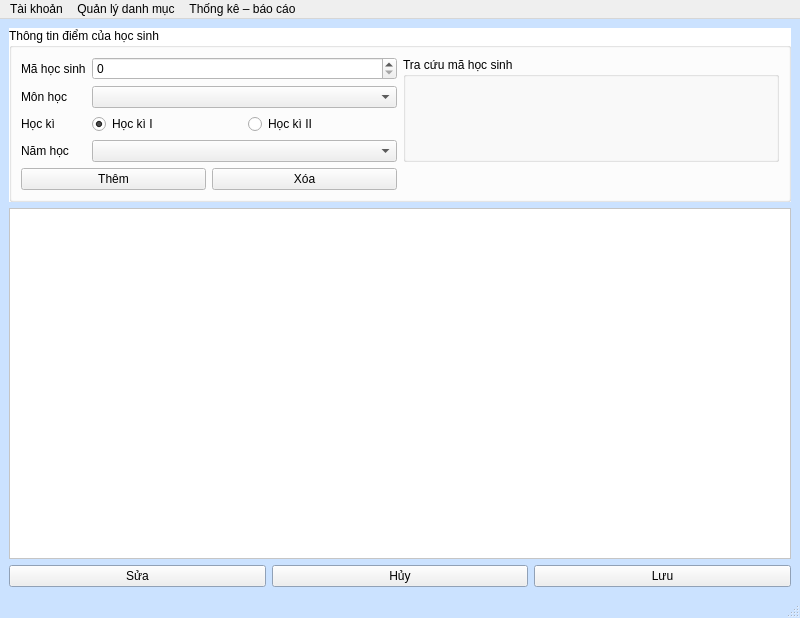
vumari/HongGrader, file HongGrader/quanlydiem.ui: the form before one commit.
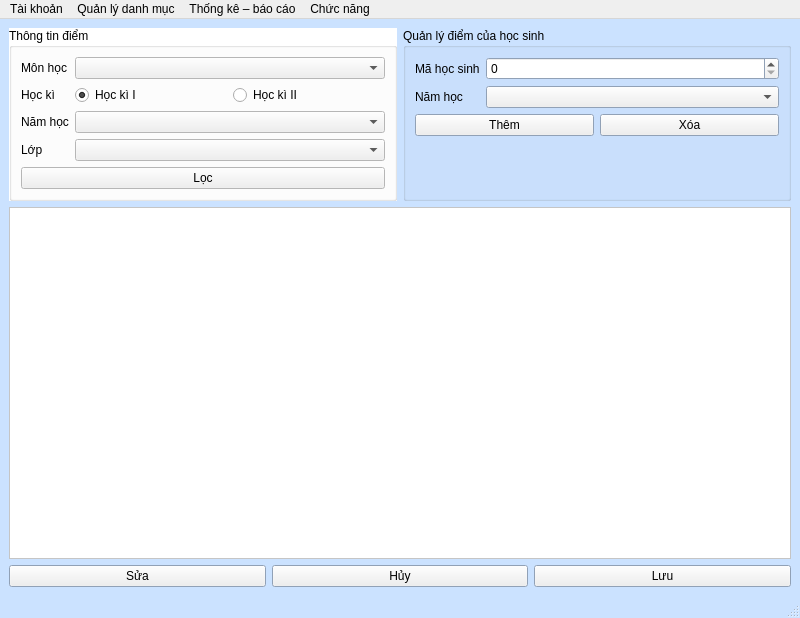
The form after the commit. Custom widgets are drawn as their Qt base class.

The edit to the form file:
```diff
--- a/HongGrader/quanlydiem.ui
+++ b/HongGrader/quanlydiem.ui
@@ -60,8 +60,8 @@
    <string>Quản lý điểm – HongGrader</string>
   </property>
   <widget class="QWidget" name="centralwidget">
-   <layout class="QVBoxLayout" name="verticalLayout">
-    <item>
+   <layout class="QGridLayout" name="gridLayout">
+    <item row="0" column="0">
      <widget class="QGroupBox" name="groupBox">
       <property name="palette">
        <palette>
@@ -113,592 +113,87 @@
        <bool>true</bool>
       </property>
       <property name="title">
-       <string>Thông tin điểm của học sinh</string>
+       <string>Thông tin điểm</string>
       </property>
-      <layout class="QGridLayout" name="gridLayout">
+      <layout class="QFormLayout" name="formLayout">
        <item row="0" column="0">
-        <layout class="QFormLayout" name="formLayout">
-         <item row="0" column="0">
-          <widget class="QLabel" name="label">
-           <property name="text">
-            <string>Mã học sinh</string>
-           </property>
-          </widget>
-         </item>
-         <item row="1" column="0">
-          <widget class="QLabel" name="label_2">
-           <property name="text">
-            <string>Môn học</string>
-           </property>
-           <property name="buddy">
-            <cstring>CBmonhoc</cstring>
-           </property>
-          </widget>
-         </item>
-         <item row="1" column="1">
-          <widget class="QComboBox" name="CBmonhoc"/>
-         </item>
-         <item row="2" column="0">
-          <widget class="QLabel" name="label_3">
-           <property name="text">
-            <string>Học kì</string>
-           </property>
-           <property name="buddy">
-            <cstring>RBHK1</cstring>
-           </property>
-          </widget>
-         </item>
-         <item row="2" column="1">
-          <layout class="QHBoxLayout" name="horizontalLayout">
-           <item>
-            <widget class="QRadioButton" name="RBHK1">
-             <property name="text">
-              <string>Học kì I</string>
-             </property>
-             <property name="checked">
-              <bool>true</bool>
-             </property>
-            </widget>
-           </item>
-           <item>
-            <widget class="QRadioButton" name="RBHK2">
-             <property name="text">
-              <string>Học kì II</string>
-             </property>
-            </widget>
-           </item>
-          </layout>
-         </item>
-         <item row="3" column="0">
-          <widget class="QLabel" name="label_4">
-           <property name="text">
-            <string>Năm học</string>
-           </property>
-           <property name="buddy">
-            <cstring>CBnamhoc</cstring>
-           </property>
-          </widget>
-         </item>
-         <item row="3" column="1">
-          <widget class="QComboBox" name="CBnamhoc"/>
-         </item>
-         <item row="0" column="1">
-          <widget class="QSpinBox" name="SBmaHS">
-           <property name="maximum">
-            <number>999999999</number>
-           </property>
-          </widget>
-         </item>
-        </layout>
+        <widget class="QLabel" name="label_2">
+         <property name="text">
+          <string>Môn học</string>
+         </property>
+         <property name="buddy">
+          <cstring>CBmonhoc</cstring>
+         </property>
+        </widget>
        </item>
        <item row="0" column="1">
-        <widget class="hoptracuuhocsinh" name="groupBox_HS">
-         <property name="title">
-          <string>Tra cứu mã học sinh</string>
-         </property>
-        </widget>
+        <widget class="QComboBox" name="CBmonhoc"/>
        </item>
        <item row="1" column="0">
-        <layout class="QHBoxLayout" name="horizontalLayout_7">
+        <widget class="QLabel" name="label_3">
+         <property name="text">
+          <string>Học kì</string>
+         </property>
+         <property name="buddy">
+          <cstring>RBHK1</cstring>
+         </property>
+        </widget>
+       </item>
+       <item row="1" column="1">
+        <layout class="QHBoxLayout" name="horizontalLayout">
          <item>
-          <widget class="QPushButton" name="BTthem">
+          <widget class="QRadioButton" name="RBHK1">
            <property name="text">
-            <string>Thêm</string>
+            <string>Học kì I</string>
+           </property>
+           <property name="checked">
+            <bool>true</bool>
            </property>
           </widget>
          </item>
          <item>
-          <widget class="QPushButton" name="BTxoa">
+          <widget class="QRadioButton" name="RBHK2">
            <property name="text">
-            <string>Xóa</string>
+            <string>Học kì II</string>
            </property>
           </widget>
          </item>
         </layout>
        </item>
+       <item row="2" column="0">
+        <widget class="QLabel" name="label_4">
+         <property name="text">
+          <string>Năm học</string>
+         </property>
+         <property name="buddy">
+          <cstring>CBnamhoc</cstring>
+         </property>
+        </widget>
+       </item>
+       <item row="2" column="1">
+        <widget class="QComboBox" name="CBnamhoc"/>
+       </item>
+       <item row="3" column="0">
+        <widget class="QLabel" name="label_5">
+         <property name="text">
+          <string>Lớp</string>
+         </property>
+        </widget>
+       </item>
+       <item row="3" column="1">
+        <widget class="QComboBox" name="CBlop"/>
+       </item>
+       <item row="4" column="0" colspan="2">
+        <widget class="QPushButton" name="BTloc">
+         <property name="text">
+          <string>Lọc</string>
+         </property>
+        </widget>
+       </item>
       </layout>
      </widget>
     </item>
-    <item>
-     <widget class="QTableView" name="tablediem">
-      <property name="palette">
-       <palette>
-        <active>
-         <colorrole role="WindowText">
-          <brush brushstyle="SolidPattern">
-           <color alpha="255">
-            <red>0</red>
-            <green>0</green>
-            <blue>0</blue>
-           </color>
-          </brush>
-         </colorrole>
-         <colorrole role="Button">
-          <brush brushstyle="SolidPattern">
-           <color alpha="255">
-            <red>255</red>
-            <green>255</green>
-            <blue>255</blue>
-           </color>
-          </brush>
-         </colorrole>
-         <colorrole role="Light">
-          <brush brushstyle="SolidPattern">
-           <color alpha="255">
-            <red>255</red>
-            <green>255</green>
-            <blue>255</blue>
-           </color>
-          </brush>
-         </colorrole>
-         <colorrole role="Midlight">
-          <brush brushstyle="SolidPattern">
-           <color alpha="255">
-            <red>255</red>
-            <green>255</green>
-            <blue>255</blue>
-           </color>
-          </brush>
-         </colorrole>
-         <colorrole role="Dark">
-          <brush brushstyle="SolidPattern">
-           <color alpha="255">
-            <red>127</red>
-            <green>127</green>
-            <blue>127</blue>
-           </color>
-          </brush>
-         </colorrole>
-         <colorrole role="Mid">
-          <brush brushstyle="SolidPattern">
-           <color alpha="255">
-            <red>170</red>
-            <green>170</green>
-            <blue>170</blue>
-           </color>
-          </brush>
-         </colorrole>
-         <colorrole role="Text">
-          <brush brushstyle="SolidPattern">
-           <color alpha="255">
-            <red>0</red>
-            <green>0</green>
-            <blue>0</blue>
-           </color>
-          </brush>
-         </colorrole>
-         <colorrole role="BrightText">
-          <brush brushstyle="SolidPattern">
-           <color alpha="255">
-            <red>255</red>
-            <green>255</green>
-            <blue>255</blue>
-           </color>
-          </brush>
-         </colorrole>
-         <colorrole role="ButtonText">
-          <brush brushstyle="SolidPattern">
-           <color alpha="255">
-            <red>0</red>
-            <green>0</green>
-            <blue>0</blue>
-           </color>
-          </brush>
-         </colorrole>
-         <colorrole role="Base">
-          <brush brushstyle="SolidPattern">
-           <color alpha="255">
-            <red>255</red>
-            <green>255</green>
-            <blue>255</blue>
-           </color>
-          </brush>
-         </colorrole>
-         <colorrole role="Window">
-          <brush brushstyle="SolidPattern">
-           <color alpha="255">
-            <red>255</red>
-            <green>255</green>
-            <blue>255</blue>
-           </color>
-          </brush>
-         </colorrole>
-         <colorrole role="Shadow">
-          <brush brushstyle="SolidPattern">
-           <color alpha="255">
-            <red>0</red>
-            <green>0</green>
-            <blue>0</blue>
-           </color>
-          </brush>
-         </colorrole>
-         <colorrole role="AlternateBase">
-          <brush brushstyle="SolidPattern">
-           <color alpha="255">
-            <red>255</red>
-            <green>255</green>
-            <blue>255</blue>
-           </color>
-          </brush>
-         </colorrole>
-         <colorrole role="ToolTipBase">
-          <brush brushstyle="SolidPattern">
-           <color alpha="255">
-            <red>255</red>
-            <green>255</green>
-            <blue>220</blue>
-           </color>
-          </brush>
-         </colorrole>
-         <colorrole role="ToolTipText">
-          <brush brushstyle="SolidPattern">
-           <color alpha="255">
-            <red>0</red>
-            <green>0</green>
-            <blue>0</blue>
-           </color>
-          </brush>
-         </colorrole>
-         <colorrole role="PlaceholderText">
-          <brush brushstyle="SolidPattern">
-           <color alpha="127">
-            <red>0</red>
-            <green>0</green>
-            <blue>0</blue>
-           </color>
-          </brush>
-         </colorrole>
-         <colorrole role="Accent">
-          <brush brushstyle="SolidPattern">
-           <color alpha="255">
-            <red>255</red>
-            <green>255</green>
-            <blue>255</blue>
-           </color>
-          </brush>
-         </colorrole>
-        </active>
-        <inactive>
-         <colorrole role="WindowText">
-          <brush brushstyle="SolidPattern">
-           <color alpha="255">
-            <red>0</red>
-            <green>0</green>
-            <blue>0</blue>
-           </color>
-          </brush>
-         </colorrole>
-         <colorrole role="Button">
-          <brush brushstyle="SolidPattern">
-           <color alpha="255">
-            <red>255</red>
-            <green>255</green>
-            <blue>255</blue>
-           </color>
-          </brush>
-         </colorrole>
-         <colorrole role="Light">
-          <brush brushstyle="SolidPattern">
-           <color alpha="255">
-            <red>255</red>
-            <green>255</green>
-            <blue>255</blue>
-           </color>
-          </brush>
-         </colorrole>
-         <colorrole role="Midlight">
-          <brush brushstyle="SolidPattern">
-           <color alpha="255">
-            <red>255</red>
-            <green>255</green>
-            <blue>255</blue>
-           </color>
-          </brush>
-         </colorrole>
-         <colorrole role="Dark">
-          <brush brushstyle="SolidPattern">
-           <color alpha="255">
-            <red>127</red>
-            <green>127</green>
-            <blue>127</blue>
-           </color>
-          </brush>
-         </colorrole>
-         <colorrole role="Mid">
-          <brush brushstyle="SolidPattern">
-           <color alpha="255">
-            <red>170</red>
-            <green>170</green>
-            <blue>170</blue>
-           </color>
-          </brush>
-         </colorrole>
-         <colorrole role="Text">
-          <brush brushstyle="SolidPattern">
-           <color alpha="255">
-            <red>0</red>
-            <green>0</green>
-            <blue>0</blue>
-           </color>
-          </brush>
-         </colorrole>
-         <colorrole role="BrightText">
-          <brush brushstyle="SolidPattern">
-           <color alpha="255">
-            <red>255</red>
-            <green>255</green>
-            <blue>255</blue>
-           </color>
-          </brush>
-         </colorrole>
-         <colorrole role="ButtonText">
-          <brush brushstyle="SolidPattern">
-           <color alpha="255">
-            <red>0</red>
-            <green>0</green>
-            <blue>0</blue>
-           </color>
-          </brush>
-         </colorrole>
-         <colorrole role="Base">
-          <brush brushstyle="SolidPattern">
-           <color alpha="255">
-            <red>255</red>
-            <green>255</green>
-            <blue>255</blue>
-           </color>
-          </brush>
-         </colorrole>
-         <colorrole role="Window">
-          <brush brushstyle="SolidPattern">
-           <color alpha="255">
-            <red>255</red>
-            <green>255</green>
-            <blue>255</blue>
-           </color>
-          </brush>
-         </colorrole>
-         <colorrole role="Shadow">
-          <brush brushstyle="SolidPattern">
-           <color alpha="255">
-            <red>0</red>
-            <green>0</green>
-            <blue>0</blue>
-           </color>
-          </brush>
-         </colorrole>
-         <colorrole role="AlternateBase">
-          <brush brushstyle="SolidPattern">
-           <color alpha="255">
-            <red>255</red>
-            <green>255</green>
-            <blue>255</blue>
-           </color>
-          </brush>
-         </colorrole>
-         <colorrole role="ToolTipBase">
-          <brush brushstyle="SolidPattern">
-           <color alpha="255">
-            <red>255</red>
-            <green>255</green>
-            <blue>220</blue>
-           </color>
-          </brush>
-         </colorrole>
-         <colorrole role="ToolTipText">
-          <brush brushstyle="SolidPattern">
-           <color alpha="255">
-            <red>0</red>
-            <green>0</green>
-            <blue>0</blue>
-           </color>
-          </brush>
-         </colorrole>
-         <colorrole role="PlaceholderText">
-          <brush brushstyle="SolidPattern">
-           <color alpha="127">
-            <red>0</red>
-            <green>0</green>
-            <blue>0</blue>
-           </color>
-          </brush>
-         </colorrole>
-         <colorrole role="Accent">
-          <brush brushstyle="SolidPattern">
-           <color alpha="255">
-            <red>255</red>
-            <green>255</green>
-            <blue>255</blue>
-           </color>
-          </brush>
-         </colorrole>
-        </inactive>
-        <disabled>
-         <colorrole role="WindowText">
-          <brush brushstyle="SolidPattern">
-           <color alpha="255">
-            <red>127</red>
-            <green>127</green>
-            <blue>127</blue>
-           </color>
-          </brush>
-         </colorrole>
-         <colorrole role="Button">
-          <brush brushstyle="SolidPattern">
-           <color alpha="255">
-            <red>255</red>
-            <green>255</green>
-            <blue>255</blue>
-           </color>
-          </brush>
-         </colorrole>
-         <colorrole role="Light">
-          <brush brushstyle="SolidPattern">
-           <color alpha="255">
-            <red>255</red>
-            <green>255</green>
-            <blue>255</blue>
-           </color>
-          </brush>
-         </colorrole>
-         <colorrole role="Midlight">
-          <brush brushstyle="SolidPattern">
-           <color alpha="255">
-            <red>255</red>
-            <green>255</green>
-            <blue>255</blue>
-           </color>
-          </brush>
-         </colorrole>
-         <colorrole role="Dark">
-          <brush brushstyle="SolidPattern">
-           <color alpha="255">
-            <red>127</red>
-            <green>127</green>
-            <blue>127</blue>
-           </color>
-          </brush>
-         </colorrole>
-         <colorrole role="Mid">
-          <brush brushstyle="SolidPattern">
-           <color alpha="255">
-            <red>170</red>
-            <green>170</green>
-            <blue>170</blue>
-           </color>
-          </brush>
-         </colorrole>
-         <colorrole role="Text">
-          <brush brushstyle="SolidPattern">
-           <color alpha="255">
-            <red>127</red>
-            <green>127</green>
-            <blue>127</blue>
-           </color>
-          </brush>
-         </colorrole>
-         <colorrole role="BrightText">
-          <brush brushstyle="SolidPattern">
-           <color alpha="255">
-            <red>255</red>
-            <green>255</green>
-            <blue>255</blue>
-           </color>
-          </brush>
-         </colorrole>
-         <colorrole role="ButtonText">
-          <brush brushstyle="SolidPattern">
-           <color alpha="255">
-            <red>127</red>
-            <green>127</green>
-            <blue>127</blue>
-           </color>
-          </brush>
-         </colorrole>
-         <colorrole role="Base">
-          <brush brushstyle="SolidPattern">
-           <color alpha="255">
-            <red>255</red>
-            <green>255</green>
-            <blue>255</blue>
-           </color>
-          </brush>
-         </colorrole>
-         <colorrole role="Window">
-          <brush brushstyle="SolidPattern">
-           <color alpha="255">
-            <red>255</red>
-            <green>255</green>
-            <blue>255</blue>
-           </color>
-          </brush>
-         </colorrole>
-         <colorrole role="Shadow">
-          <brush brushstyle="SolidPattern">
-           <color alpha="255">
-            <red>0</red>
-            <green>0</green>
-            <blue>0</blue>
-           </color>
-          </brush>
-         </colorrole>
-         <colorrole role="AlternateBase">
-          <brush brushstyle="SolidPattern">
-           <color alpha="255">
-            <red>255</red>
-            <green>255</green>
-            <blue>255</blue>
-           </color>
-          </brush>
-         </colorrole>
-         <colorrole role="ToolTipBase">
-          <brush brushstyle="SolidPattern">
-           <color alpha="255">
-            <red>255</red>
-            <green>255</green>
-            <blue>220</blue>
-           </color>
-          </brush>
-         </colorrole>
-         <colorrole role="ToolTipText">
-          <brush brushstyle="SolidPattern">
-           <color alpha="255">
-            <red>0</red>
-            <green>0</green>
-            <blue>0</blue>
-           </color>
-          </brush>
-         </colorrole>
-         <colorrole role="PlaceholderText">
-          <brush brushstyle="SolidPattern">
-           <color alpha="127">
-            <red>127</red>
-            <green>127</green>
-            <blue>127</blue>
-           </color>
-          </brush>
-         </colorrole>
-         <colorrole role="Accent">
-          <brush brushstyle="SolidPattern">
-           <color alpha="255">
-            <red>255</red>
-            <green>255</green>
-            <blue>255</blue>
-           </color>
-          </brush>
-         </colorrole>
-        </disabled>
-       </palette>
-      </property>
-      <property name="autoFillBackground">
-       <bool>true</bool>
-      </property>
-      <property name="editTriggers">
-       <set>QAbstractItemView::EditTrigger::NoEditTriggers</set>
-      </property>
-     </widget>
-    </item>
-    <item>
+    <item row="2" column="0" colspan="2">
      <layout class="QHBoxLayout" name="horizontalLayout_6">
       <item>
        <widget class="QPushButton" name="BTsua">
@@ -723,6 +218,542 @@
       </item>
      </layout>
     </item>
+    <item row="1" column="0" colspan="2">
+     <widget class="QTableView" name="tablediem">
+      <property name="palette">
+       <palette>
+        <active>
+         <colorrole role="WindowText">
+          <brush brushstyle="SolidPattern">
+           <color alpha="255">
+            <red>0</red>
+            <green>0</green>
+            <blue>0</blue>
+           </color>
+          </brush>
+         </colorrole>
+         <colorrole role="Button">
+          <brush brushstyle="SolidPattern">
+           <color alpha="255">
+            <red>255</red>
+            <green>255</green>
+            <blue>255</blue>
+           </color>
+          </brush>
+         </colorrole>
+         <colorrole role="Light">
+          <brush brushstyle="SolidPattern">
+           <color alpha="255">
+            <red>255</red>
+            <green>255</green>
+            <blue>255</blue>
+           </color>
+          </brush>
+         </colorrole>
+         <colorrole role="Midlight">
+          <brush brushstyle="SolidPattern">
+           <color alpha="255">
+            <red>255</red>
+            <green>255</green>
+            <blue>255</blue>
+           </color>
+          </brush>
+         </colorrole>
+         <colorrole role="Dark">
+          <brush brushstyle="SolidPattern">
+           <color alpha="255">
+            <red>127</red>
+            <green>127</green>
+            <blue>127</blue>
+           </color>
+          </brush>
+         </colorrole>
+         <colorrole role="Mid">
+          <brush brushstyle="SolidPattern">
+           <color alpha="255">
+            <red>170</red>
+            <green>170</green>
+            <blue>170</blue>
+           </color>
+          </brush>
+         </colorrole>
+         <colorrole role="Text">
+          <brush brushstyle="SolidPattern">
+           <color alpha="255">
+            <red>0</red>
+            <green>0</green>
+            <blue>0</blue>
+           </color>
+          </brush>
+         </colorrole>
+         <colorrole role="BrightText">
+          <brush brushstyle="SolidPattern">
+           <color alpha="255">
+            <red>255</red>
+            <green>255</green>
+            <blue>255</blue>
+           </color>
+          </brush>
+         </colorrole>
+         <colorrole role="ButtonText">
+          <brush brushstyle="SolidPattern">
+           <color alpha="255">
+            <red>0</red>
+            <green>0</green>
+            <blue>0</blue>
+           </color>
+          </brush>
+         </colorrole>
+         <colorrole role="Base">
+          <brush brushstyle="SolidPattern">
+           <color alpha="255">
+            <red>255</red>
+            <green>255</green>
+            <blue>255</blue>
+           </color>
+          </brush>
+         </colorrole>
+         <colorrole role="Window">
+          <brush brushstyle="SolidPattern">
+           <color alpha="255">
+            <red>255</red>
+            <green>255</green>
+            <blue>255</blue>
+           </color>
+          </brush>
+         </colorrole>
+         <colorrole role="Shadow">
+          <brush brushstyle="SolidPattern">
+           <color alpha="255">
+            <red>0</red>
+            <green>0</green>
+            <blue>0</blue>
+           </color>
+          </brush>
+         </colorrole>
+         <colorrole role="AlternateBase">
+          <brush brushstyle="SolidPattern">
+           <color alpha="255">
+            <red>255</red>
+            <green>255</green>
+            <blue>255</blue>
+           </color>
+          </brush>
+         </colorrole>
+         <colorrole role="ToolTipBase">
+          <brush brushstyle="SolidPattern">
+           <color alpha="255">
+            <red>255</red>
+            <green>255</green>
+            <blue>220</blue>
+           </color>
+          </brush>
+         </colorrole>
+         <colorrole role="ToolTipText">
+          <brush brushstyle="SolidPattern">
+           <color alpha="255">
+            <red>0</red>
+            <green>0</green>
+            <blue>0</blue>
+           </color>
+          </brush>
+         </colorrole>
+         <colorrole role="PlaceholderText">
+          <brush brushstyle="SolidPattern">
+           <color alpha="127">
+            <red>0</red>
+            <green>0</green>
+            <blue>0</blue>
+           </color>
+          </brush>
+         </colorrole>
+         <colorrole role="Accent">
+          <brush brushstyle="SolidPattern">
+           <color alpha="255">
+            <red>255</red>
+            <green>255</green>
+            <blue>255</blue>
+           </color>
+          </brush>
+         </colorrole>
+        </active>
+        <inactive>
+         <colorrole role="WindowText">
+          <brush brushstyle="SolidPattern">
+           <color alpha="255">
+            <red>0</red>
+            <green>0</green>
+            <blue>0</blue>
+           </color>
+          </brush>
+         </colorrole>
+         <colorrole role="Button">
+          <brush brushstyle="SolidPattern">
+           <color alpha="255">
+            <red>255</red>
+            <green>255</green>
+            <blue>255</blue>
+           </color>
+          </brush>
+         </colorrole>
+         <colorrole role="Light">
+          <brush brushstyle="SolidPattern">
+           <color alpha="255">
+            <red>255</red>
+            <green>255</green>
+            <blue>255</blue>
+           </color>
+          </brush>
+         </colorrole>
+         <colorrole role="Midlight">
+          <brush brushstyle="SolidPattern">
+           <color alpha="255">
+            <red>255</red>
+            <green>255</green>
+            <blue>255</blue>
+           </color>
+          </brush>
+         </colorrole>
+         <colorrole role="Dark">
+          <brush brushstyle="SolidPattern">
+           <color alpha="255">
+            <red>127</red>
+            <green>127</green>
+            <blue>127</blue>
+           </color>
+          </brush>
+         </colorrole>
+         <colorrole role="Mid">
+          <brush brushstyle="SolidPattern">
+           <color alpha="255">
+            <red>170</red>
+            <green>170</green>
+            <blue>170</blue>
+           </color>
+          </brush>
+         </colorrole>
+         <colorrole role="Text">
+          <brush brushstyle="SolidPattern">
+           <color alpha="255">
+            <red>0</red>
+            <green>0</green>
+            <blue>0</blue>
+           </color>
+          </brush>
+         </colorrole>
+         <colorrole role="BrightText">
+          <brush brushstyle="SolidPattern">
+           <color alpha="255">
+            <red>255</red>
+            <green>255</green>
+            <blue>255</blue>
+           </color>
+          </brush>
+         </colorrole>
+         <colorrole role="ButtonText">
+          <brush brushstyle="SolidPattern">
+           <color alpha="255">
+            <red>0</red>
+            <green>0</green>
+            <blue>0</blue>
+           </color>
+          </brush>
+         </colorrole>
+         <colorrole role="Base">
+          <brush brushstyle="SolidPattern">
+           <color alpha="255">
+            <red>255</red>
+            <green>255</green>
+            <blue>255</blue>
+           </color>
+          </brush>
+         </colorrole>
+         <colorrole role="Window">
+          <brush brushstyle="SolidPattern">
+           <color alpha="255">
+            <red>255</red>
+            <green>255</green>
+            <blue>255</blue>
+           </color>
+          </brush>
+         </colorrole>
+         <colorrole role="Shadow">
+          <brush brushstyle="SolidPattern">
+           <color alpha="255">
+            <red>0</red>
+            <green>0</green>
+            <blue>0</blue>
+           </color>
+          </brush>
+         </colorrole>
+         <colorrole role="AlternateBase">
+          <brush brushstyle="SolidPattern">
+           <color alpha="255">
+            <red>255</red>
+            <green>255</green>
+            <blue>255</blue>
+           </color>
+          </brush>
+         </colorrole>
+         <colorrole role="ToolTipBase">
+          <brush brushstyle="SolidPattern">
+           <color alpha="255">
+            <red>255</red>
+            <green>255</green>
+            <blue>220</blue>
+           </color>
+          </brush>
+         </colorrole>
+         <colorrole role="ToolTipText">
+          <brush brushstyle="SolidPattern">
+           <color alpha="255">
+            <red>0</red>
+            <green>0</green>
+            <blue>0</blue>
+           </color>
+          </brush>
+         </colorrole>
+         <colorrole role="PlaceholderText">
+          <brush brushstyle="SolidPattern">
+           <color alpha="127">
+            <red>0</red>
+            <green>0</green>
+            <blue>0</blue>
+           </color>
+          </brush>
+         </colorrole>
+         <colorrole role="Accent">
+          <brush brushstyle="SolidPattern">
+           <color alpha="255">
+            <red>255</red>
+            <green>255</green>
+            <blue>255</blue>
+           </color>
+          </brush>
+         </colorrole>
+        </inactive>
+        <disabled>
+         <colorrole role="WindowText">
+          <brush brushstyle="SolidPattern">
+           <color alpha="255">
+            <red>127</red>
+            <green>127</green>
+            <blue>127</blue>
+           </color>
+          </brush>
+         </colorrole>
+         <colorrole role="Button">
+          <brush brushstyle="SolidPattern">
+           <color alpha="255">
+            <red>255</red>
+            <green>255</green>
+            <blue>255</blue>
+           </color>
+          </brush>
+         </colorrole>
+         <colorrole role="Light">
+          <brush brushstyle="SolidPattern">
+           <color alpha="255">
+            <red>255</red>
+            <green>255</green>
+            <blue>255</blue>
+           </color>
+          </brush>
+         </colorrole>
+         <colorrole role="Midlight">
+          <brush brushstyle="SolidPattern">
+           <color alpha="255">
+            <red>255</red>
+            <green>255</green>
+            <blue>255</blue>
+           </color>
+          </brush>
+         </colorrole>
+         <colorrole role="Dark">
+          <brush brushstyle="SolidPattern">
+           <color alpha="255">
+            <red>127</red>
+            <green>127</green>
+            <blue>127</blue>
+           </color>
+          </brush>
+         </colorrole>
+         <colorrole role="Mid">
+          <brush brushstyle="SolidPattern">
+           <color alpha="255">
+            <red>170</red>
+            <green>170</green>
+            <blue>170</blue>
+           </color>
+          </brush>
+         </colorrole>
+         <colorrole role="Text">
+          <brush brushstyle="SolidPattern">
+           <color alpha="255">
+            <red>127</red>
+            <green>127</green>
+            <blue>127</blue>
+           </color>
+          </brush>
+         </colorrole>
+         <colorrole role="BrightText">
+          <brush brushstyle="SolidPattern">
+           <color alpha="255">
+            <red>255</red>
+            <green>255</green>
+            <blue>255</blue>
+           </color>
+          </brush>
+         </colorrole>
+         <colorrole role="ButtonText">
+          <brush brushstyle="SolidPattern">
+           <color alpha="255">
+            <red>127</red>
+            <green>127</green>
+            <blue>127</blue>
+           </color>
+          </brush>
+         </colorrole>
+         <colorrole role="Base">
+          <brush brushstyle="SolidPattern">
+           <color alpha="255">
+            <red>255</red>
+            <green>255</green>
+            <blue>255</blue>
+           </color>
+          </brush>
+         </colorrole>
+         <colorrole role="Window">
+          <brush brushstyle="SolidPattern">
+           <color alpha="255">
+            <red>255</red>
+            <green>255</green>
+            <blue>255</blue>
+           </color>
+          </brush>
+         </colorrole>
+         <colorrole role="Shadow">
+          <brush brushstyle="SolidPattern">
+           <color alpha="255">
+            <red>0</red>
+            <green>0</green>
+            <blue>0</blue>
+           </color>
+          </brush>
+         </colorrole>
+         <colorrole role="AlternateBase">
+          <brush brushstyle="SolidPattern">
+           <color alpha="255">
+            <red>255</red>
+            <green>255</green>
+            <blue>255</blue>
+           </color>
+          </brush>
+         </colorrole>
+         <colorrole role="ToolTipBase">
+          <brush brushstyle="SolidPattern">
+           <color alpha="255">
+            <red>255</red>
+            <green>255</green>
+            <blue>220</blue>
+           </color>
+          </brush>
+         </colorrole>
+         <colorrole role="ToolTipText">
+          <brush brushstyle="SolidPattern">
+           <color alpha="255">
+            <red>0</red>
+            <green>0</green>
+            <blue>0</blue>
+           </color>
+          </brush>
+         </colorrole>
+         <colorrole role="PlaceholderText">
+          <brush brushstyle="SolidPattern">
+           <color alpha="127">
+            <red>127</red>
+            <green>127</green>
+            <blue>127</blue>
+           </color>
+          </brush>
+         </colorrole>
+         <colorrole role="Accent">
+          <brush brushstyle="SolidPattern">
+           <color alpha="255">
+            <red>255</red>
+            <green>255</green>
+            <blue>255</blue>
+           </color>
+          </brush>
+         </colorrole>
+        </disabled>
+       </palette>
+      </property>
+      <property name="autoFillBackground">
+       <bool>true</bool>
+      </property>
+      <property name="editTriggers">
+       <set>QAbstractItemView::EditTrigger::NoEditTriggers</set>
+      </property>
+     </widget>
+    </item>
+    <item row="0" column="1">
+     <widget class="QGroupBox" name="groupBox_2">
+      <property name="autoFillBackground">
+       <bool>true</bool>
+      </property>
+      <property name="title">
+       <string>Quản lý điểm của học sinh</string>
+      </property>
+      <layout class="QFormLayout" name="formLayout_2">
+       <item row="0" column="0">
+        <widget class="QLabel" name="label">
+         <property name="text">
+          <string>Mã học sinh</string>
+         </property>
+        </widget>
+       </item>
+       <item row="0" column="1">
+        <widget class="QSpinBox" name="SBmaHS">
+         <property name="maximum">
+          <number>999999999</number>
+         </property>
+        </widget>
+       </item>
+       <item row="1" column="0">
+        <widget class="QLabel" name="label_6">
+         <property name="text">
+          <string>Năm học</string>
+         </property>
+         <property name="buddy">
+          <cstring>CBnamhoc</cstring>
+         </property>
+        </widget>
+       </item>
+       <item row="1" column="1">
+        <widget class="QComboBox" name="CBnamhoc_ql"/>
+       </item>
+       <item row="2" column="0" colspan="2">
+        <layout class="QHBoxLayout" name="horizontalLayout_7">
+         <item>
+          <widget class="QPushButton" name="BTthem">
+           <property name="text">
+            <string>Thêm</string>
+           </property>
+          </widget>
+         </item>
+         <item>
+          <widget class="QPushButton" name="BTxoa">
+           <property name="text">
+            <string>Xóa</string>
+           </property>
+          </widget>
+         </item>
+        </layout>
+       </item>
+      </layout>
+     </widget>
+    </item>
    </layout>
   </widget>
   <widget class="QMenuBar" name="menubar">
@@ -765,9 +796,16 @@
     <addaction name="actionstudentlist"/>
     <addaction name="actionscoreboard"/>
    </widget>
+   <widget class="QMenu" name="menuchucnang">
+    <property name="title">
+     <string>Chức năng</string>
+    </property>
+    <addaction name="actionchuyenlop"/>
+   </widget>
    <addaction name="menuTaikhoan"/>
    <addaction name="menuquanly"/>
    <addaction name="menuthongke"/>
+   <addaction name="menuchucnang"/>
   </widget>
   <widget class="QStatusBar" name="statusbar"/>
   <action name="actionEdit">
@@ -831,14 +869,6 @@
    </property>
   </action>
  </widget>
- <customwidgets>
-  <customwidget>
-   <class>hoptracuuhocsinh</class>
-   <extends>QGroupBox</extends>
-   <header>hoptracuuhocsinh.h</header>
-   <container>1</container>
-  </customwidget>
- </customwidgets>
  <tabstops>
   <tabstop>CBmonhoc</tabstop>
   <tabstop>RBHK1</tabstop>
```
Left out of the diff: 5 changed lines with no effect on the pictures.
